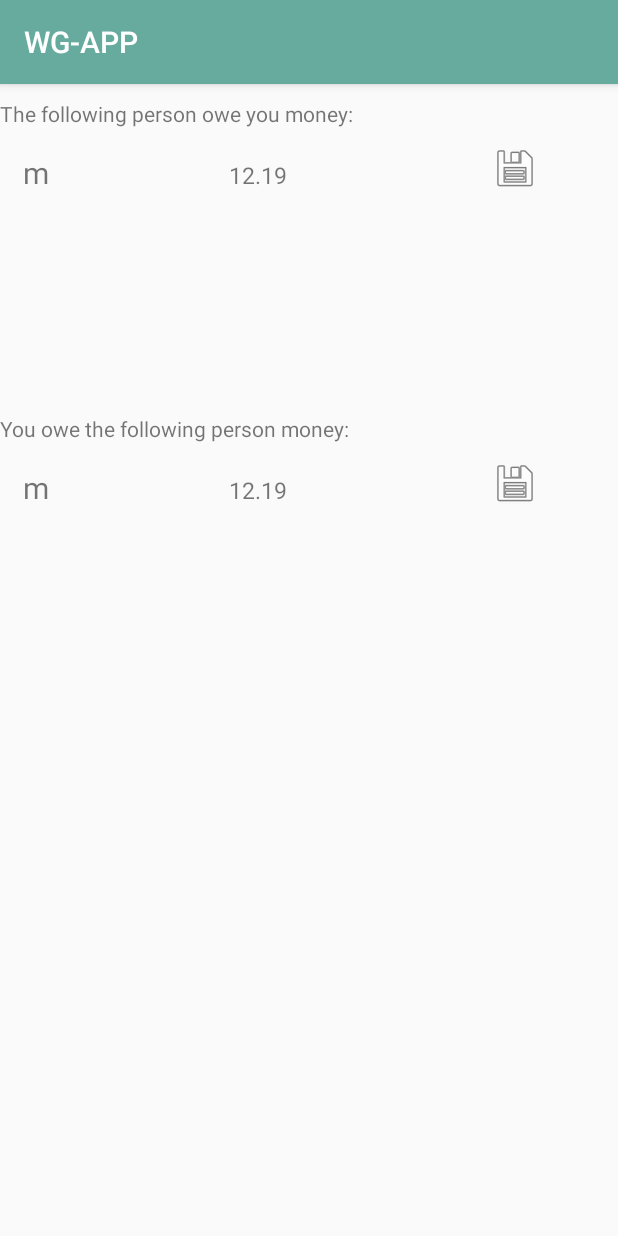
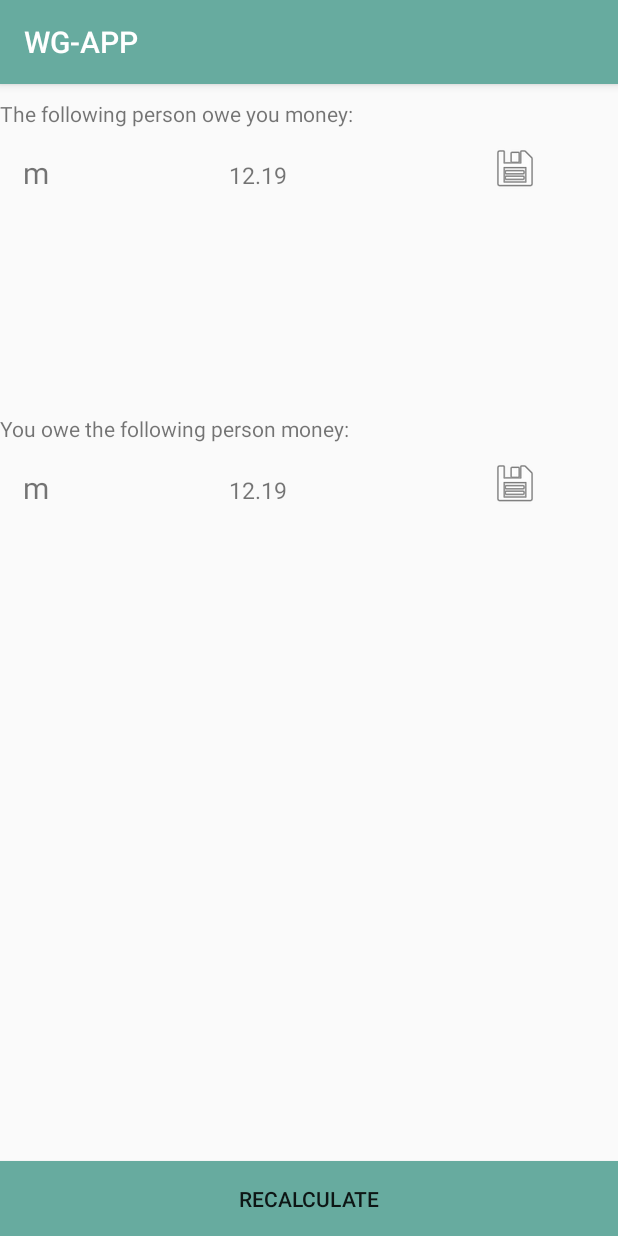
Before and after one commit to dweber019/TEKO-android-frontend, an Android app: the StatementofcostsActivity screen opened directly, with no data from a screen before it, on a phone screen of 412 x 824 dp. Run offline under Robolectric (Android 15) with nearby library versions, the phone set to English and light mode, and no system bars; our stand-ins replace Volley; network calls fail.

Commit message:
Recalculate Button

```diff
--- a/app/src/main/res/layout/activity_statementofcosts.xml
+++ b/app/src/main/res/layout/activity_statementofcosts.xml
@@ -28,4 +28,22 @@
         android:layout_height="150dp"
         android:id="@+id/recyclerviewStatementofcostYouOwesPerson"
         android:layout_marginTop="10dp"/>
+
+
+    <LinearLayout
+        android:layout_width="match_parent"
+        android:layout_height="match_parent"
+        android:orientation="vertical"
+        android:gravity="bottom">
+
+        <Button
+            android:id="@+id/buttonRecalculateSettles"
+            android:layout_width="match_parent"
+            android:layout_height="50dp"
+            android:text="@string/buttonRecalculateSettkes"
+            android:background="#67ab9f"
+            />
+    </LinearLayout>
+
+
 </LinearLayout>
--- a/app/src/main/res/values/strings.xml
+++ b/app/src/main/res/values/strings.xml
@@ -28,4 +28,5 @@
     <string name="buttonClosePurchase">Close Purchase</string>
     <string name="closePurchaseCost">What did the Purchase cost?</string>
     <string name="selectItemDescription">Please select Item</string>
+    <string name="buttonRecalculateSettkes">Recalculate</string>
 </resources>
```
